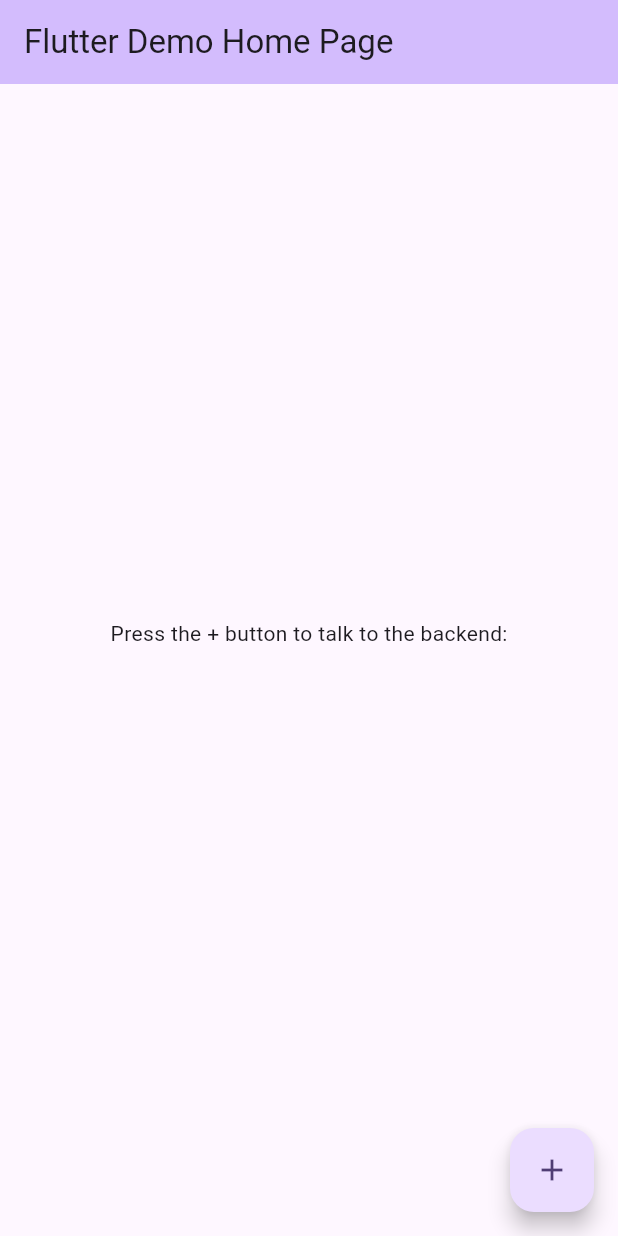
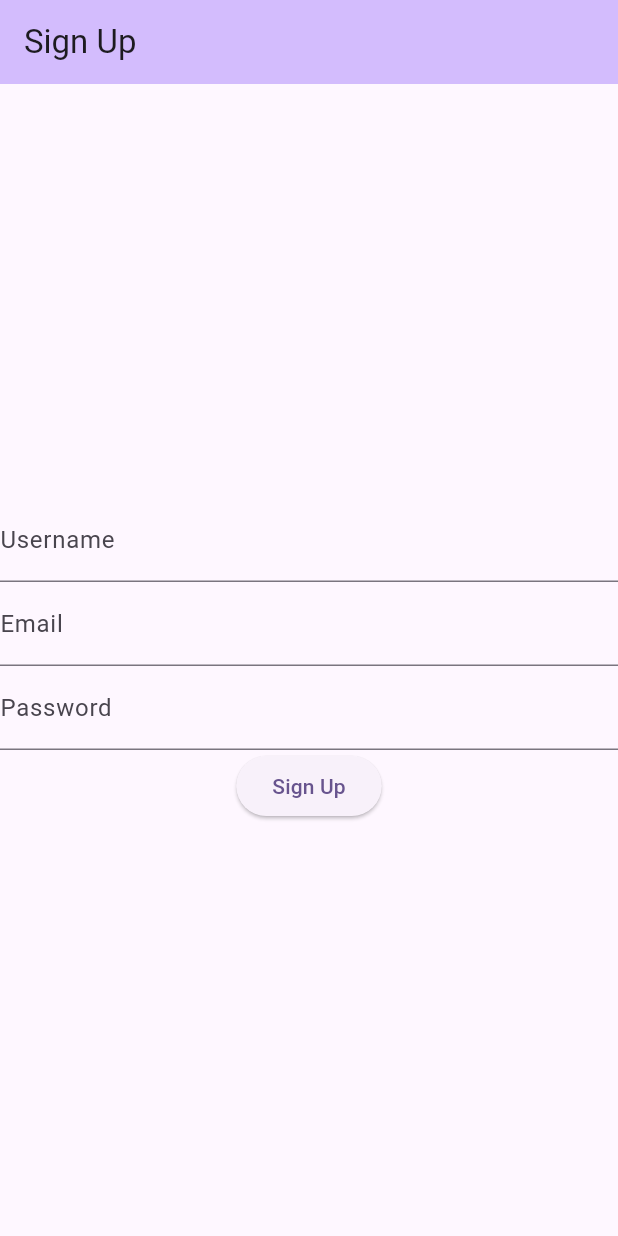
Before and after one commit to dartmouth-cs98-23f/verbatim_frontend, a Flutter app: the screen it shows after launch, on a phone screen of 412 x 824 dp. Run offline on Flutter 3.47's test engine with Material 2 defaults, Android fonts, the light colour scheme and no system bars; our stand-ins replace get.

Commit message:
'basic sign up,  takes u to global challenge'

```diff
--- a/lib/main.dart
+++ b/lib/main.dart
@@ -1,5 +1,10 @@
 import 'package:flutter/material.dart';
 import 'package:http/http.dart' as http;
+import 'dart:convert';
+
+import 'package:verbatim_frontend/screens/globalChallenge.dart';
+
+final GlobalKey<NavigatorState> navigatorKey = GlobalKey<NavigatorState>();
 
 void main() {
   runApp(const MyApp());
@@ -7,28 +12,11 @@
 
 class MyApp extends StatelessWidget {
   const MyApp({super.key});
-
-  // This widget is the root of your application.
   @override
   Widget build(BuildContext context) {
     return MaterialApp(
       title: 'Flutter Demo',
       theme: ThemeData(
-        // This is the theme of your application.
-        //
-        // TRY THIS: Try running your application with "flutter run". You'll see
-        // the application has a blue toolbar. Then, without quitting the app,
-        // try changing the seedColor in the colorScheme below to Colors.green
-        // and then invoke "hot reload" (save your changes or press the "hot
-        // reload" button in a Flutter-supported IDE, or press "r" if you used
-        // the command line to start the app).
-        //
-        // Notice that the counter didn't reset back to zero; the application
-        // state is not lost during the reload. To reset the state, use hot
-        // restart instead.
-        //
-        // This works for code too, not just values: Most code changes can be
-        // tested with just a hot reload.
         colorScheme: ColorScheme.fromSeed(seedColor: Colors.deepPurple),
         useMaterial3: true,
       ),
@@ -38,9 +26,9 @@
 }
 
 Future<String> fetchFromBackend() async {
-
   try {
-    final response = await http.get(Uri.parse('http://localhost:8080/api/v1/helloWorld'));
+    final response =
+        await http.get(Uri.parse('http://localhost:8080/api/v1/helloWorld'));
 
     if (response.statusCode == 200) {
       // If the server did return a 200 OK response,
@@ -52,10 +40,35 @@
       //throw Exception('Failed to load album');
       return "response.body";
     }
-  } catch(E) {
+  } catch (E) {
     return "something went wrong " + E.toString();
   }
+}
 
+void signUp(
+    BuildContext context, username, String email, String password) async {
+  final response = await http.post(
+    Uri.parse('http://localhost:8080/api/v1/register'),
+    headers: <String, String>{
+      'Content-Type': 'application/json',
+    },
+    body: jsonEncode(
+        {'username': username, 'email': email, 'password': password}),
+  );
+
+  if (response.statusCode == 200) {
+    // Successful sign-up
+    Navigator.push(
+      context,
+      MaterialPageRoute(
+          builder: (context) =>
+              globalChallenge()), // Use your actual page widget
+    );
+    print('Sign-up successful');
+  } else {
+    // Handle error
+    print('Error during sign-up');
+  }
 }
 
 class MyHomePage extends StatefulWidget {
@@ -79,6 +92,9 @@
 class _MyHomePageState extends State<MyHomePage> {
   int _counter = 0;
   late String _backendResponse = "";
+  final usernameController = TextEditingController();
+  final emailController = TextEditingController();
+  final passwordController = TextEditingController();
 
   void _incrementCounter() async {
     String response = await fetchFromBackend();
@@ -103,48 +119,38 @@
     // than having to individually change instances of widgets.
     return Scaffold(
       appBar: AppBar(
-        // TRY THIS: Try changing the color here to a specific color (to
-        // Colors.amber, perhaps?) and trigger a hot reload to see the AppBar
-        // change color while the other colors stay the same.
         backgroundColor: Theme.of(context).colorScheme.inversePrimary,
-        // Here we take the value from the MyHomePage object that was created by
-        // the App.build method, and use it to set our appbar title.
-        title: Text(widget.title),
+        title: Text('Sign Up'),
       ),
       body: Center(
-        // Center is a layout widget. It takes a single child and positions it
-        // in the middle of the parent.
         child: Column(
-          // Column is also a layout widget. It takes a list of children and
-          // arranges them vertically. By default, it sizes itself to fit its
-          // children horizontally, and tries to be as tall as its parent.
-          //
-          // Column has various properties to control how it sizes itself and
-          // how it positions its children. Here we use mainAxisAlignment to
-          // center the children vertically; the main axis here is the vertical
-          // axis because Columns are vertical (the cross axis would be
-          // horizontal).
-          //
-          // TRY THIS: Invoke "debug painting" (choose the "Toggle Debug Paint"
-          // action in the IDE, or press "p" in the console), to see the
-          // wireframe for each widget.
           mainAxisAlignment: MainAxisAlignment.center,
           children: <Widget>[
-            const Text(
-              'Press the + button to talk to the backend:',
+            TextField(
+              controller: usernameController,
+              decoration: InputDecoration(labelText: 'Username'),
             ),
-            Text(
-              '$_backendResponse',
-              style: Theme.of(context).textTheme.headlineMedium,
+            TextField(
+              controller: emailController,
+              decoration: InputDecoration(labelText: 'Email'),
+            ),
+            TextField(
+              controller: passwordController,
+              decoration: InputDecoration(labelText: 'Password'),
+              obscureText: true,
+            ),
+            ElevatedButton(
+              onPressed: () {
+                final username = usernameController.text;
+                final email = emailController.text;
+                final password = passwordController.text;
+                signUp(context, username, email, password);
+              },
+              child: Text('Sign Up'),
             ),
           ],
         ),
       ),
-      floatingActionButton: FloatingActionButton(
-        onPressed: _incrementCounter,
-        tooltip: 'Increment',
-        child: const Icon(Icons.add),
-      ), // This trailing comma makes auto-formatting nicer for build methods.
     );
   }
 }
--- a/pubspec.yaml
+++ b/pubspec.yaml
@@ -30,6 +30,8 @@ environment:
 dependencies:
   flutter:
     sdk: flutter
+  get: ^4.1.4
+
 
 
   # The following adds the Cupertino Icons font to your application.
```
Also changed, not shown: lib/screens/globalChallenge.dart (added, +66 -0 lines), lib/screens/sideBar.dart (added, +70 -0 lines), pubspec.lock. Lines whose indentation alone changed are shown as unchanged.
